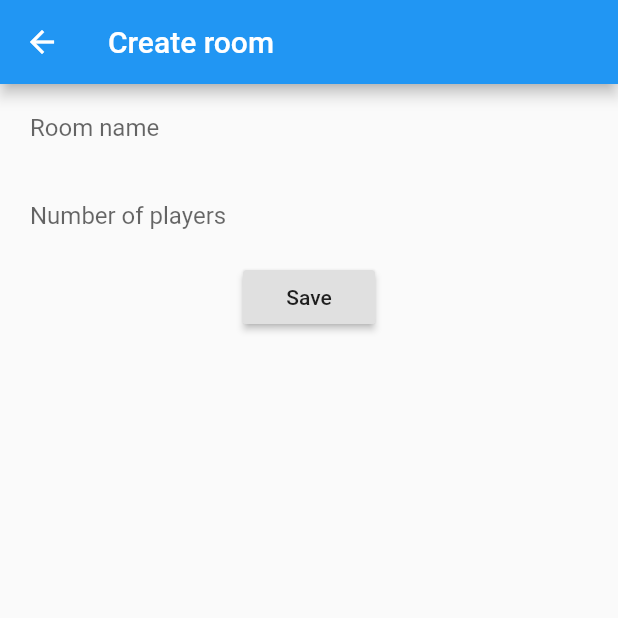
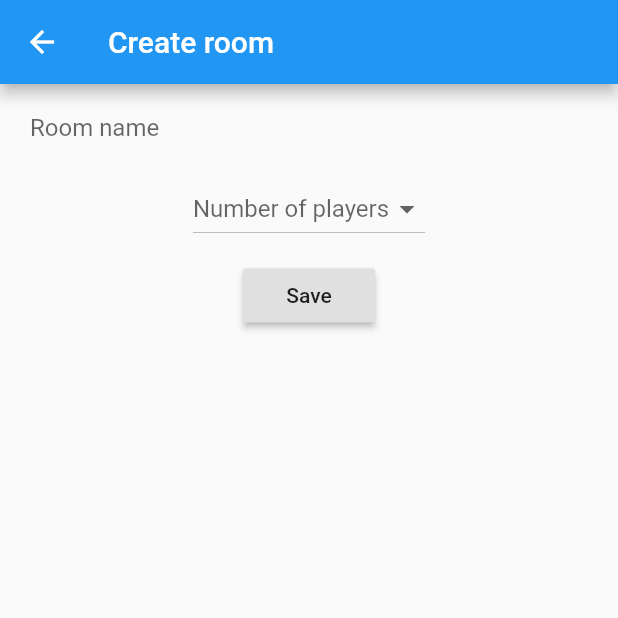
Before and after one commit to Tuneathon/Mobile, a Flutter app: the CreateRoomPage screen opened directly, after a tap on "Save", on a phone screen of 412 x 824 dp, the top half of it. Run offline on Flutter 3.47's test engine with Material 2 defaults, Android fonts, the phone set to English and light mode, and no system bars; our stand-ins replace shared_preferences; accounts and stored records are empty; network calls fail.

Commit message:
Visual elements update

```diff
--- a/lib/create_room.dart
+++ b/lib/create_room.dart
@@ -1,9 +1,6 @@
 import 'package:flutter/material.dart';
-import 'package:http/http.dart' as http;
 
 import 'dart:async';
-import 'dart:convert';
-import 'game_room.dart';
 import 'services.dart';
 import 'game_question.dart';
 
@@ -14,28 +11,13 @@ class CreateRoomPage extends StatefulWidget {
 
 class _CreateRoomPageState extends State<CreateRoomPage> {
   final roomNameTextController = new TextEditingController();
-  final numberOfPlayersTextController = new TextEditingController();
-
-  List rooms;
-
-  Future<String> getData() async {
-    var response = await http.get(
-        Uri.encodeFull("http://10.15.16.240:8080/room/getOpened"),
-        headers: {"Accept": "application/json"});
-
-    this.setState(() {
-      rooms = JSON.decode(response.body);
-    });
-
-    return "Success!";
-  }
+  String numberOfPlayers;
 
   @override
   void dispose() {
     // Clean up the controller when the Widget is disposed
     super.dispose();
     roomNameTextController.clear();
-    numberOfPlayersTextController.clear();
   }
 
   @override
@@ -49,31 +31,41 @@ class _CreateRoomPageState extends State<CreateRoomPage> {
         child: new Column(
           mainAxisAlignment: MainAxisAlignment.start,
           children: <Widget>[
-            new TextField(
+            new Center(
+              child: new TextField(
               decoration: new InputDecoration(
                   labelText: 'Room name',
                   border: InputBorder.none,
                   hintText: 'Please enter room name'),
               controller: roomNameTextController,
-            ),
-            new TextField(
-              decoration: new InputDecoration(
-                  labelText: 'Number of players',
-                  border: InputBorder.none,
-                  hintText: 'Max(4)'),
-              controller: numberOfPlayersTextController,
-            ),
+            )),
+            new Container(
+              margin: const EdgeInsets.only(bottom: 10.0),
+              child: new DropdownButton<String>(
+                value: numberOfPlayers,
+                items: <String>['2', '3', '4', '5', '6', '7', '8'].map((String value) {
+                  return new DropdownMenuItem<String>(
+                    value: value,
+                    child: new Text(value),
+                  );
+                }).toList(),
+                hint: new Text("Number of players"),
+                onChanged: (String newValue) {
+                  setState(() {
+                      numberOfPlayers = newValue;
+                  });
+                },
+            )),
             new RaisedButton(
               child: new Text('Save'),
               onPressed: (){
                 Future future = createRoom(context, roomNameTextController.text,
-                    numberOfPlayersTextController.text);
+                    numberOfPlayers);
                 future.then((roomId) {
                     Room room = new Room();
                     room.roomId = roomId;
-                    Navigator.of(context).push(
+                    Navigator.of(context).pushReplacement(
                       new MaterialPageRoute(builder: (context) => new GameQuestionPage(room)));
-
                 });
               },
             )
--- a/lib/game_question.dart
+++ b/lib/game_question.dart
@@ -79,7 +79,7 @@ class _GameRoomQuestionState extends State<GameQuestionPage> with TickerProvider
       vsync: this,
       duration: new Duration(seconds: kStartValue),
     );
-    _controller.forward();
+    //_controller.forward();
   }
 
   @override
@@ -110,6 +110,7 @@ class _GameRoomQuestionState extends State<GameQuestionPage> with TickerProvider
                   response = Response.fromJson(json.decode(snapshot.data));
                   if (response.questionId != 0){
                     text = response.question;
+                    _controller.forward();
                   }
                   else{
                     text = response.message;
@@ -122,8 +123,7 @@ class _GameRoomQuestionState extends State<GameQuestionPage> with TickerProvider
               controller: _textController,
               autofocus: true,
               decoration: new InputDecoration(
-                  labelText: 'Answer',
-                  border: InputBorder.none),
+                  labelText: 'Answer'),
             ),
             new RaisedButton(
               child: new Text('Save'),
```
